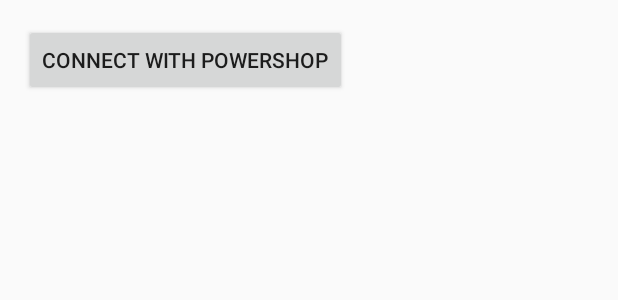
After one commit to flatline-sot/flatline-android, an Android app: the layout activity_powershop_sign_in.xml on its own in the app's theme, with its tools: preview values and no code run, on a phone screen of 412 x 824 dp. The commit adds this screen. Shown: the top 300 px of the screen. Run offline under Robolectric (Android 15) with nearby library versions, the phone set to English and light mode, and no system bars.

Commit message:
add working initial powershop OAuth API activity

```diff
--- /dev/null
+++ b/Flatline/app/src/main/res/layout/activity_powershop_sign_in.xml
@@ -0,0 +1,14 @@
+<LinearLayout xmlns:android="http://schemas.android.com/apk/res/android"
+    xmlns:tools="http://schemas.android.com/tools" android:layout_width="match_parent"
+    android:layout_height="match_parent" android:paddingLeft="@dimen/activity_horizontal_margin"
+    android:paddingRight="@dimen/activity_horizontal_margin"
+    android:paddingTop="@dimen/activity_vertical_margin"
+    android:paddingBottom="@dimen/activity_vertical_margin"
+    tools:context="nz.flatline.flatline.oauth.PowershopSignInActivity">
+
+    <Button
+        android:layout_width="wrap_content"
+        android:layout_height="wrap_content"
+        android:text="@string/connect_with_powershop"
+        android:id="@+id/connect_with_powershop"/>
+</LinearLayout>
--- a/Flatline/app/src/main/res/values/strings.xml
+++ b/Flatline/app/src/main/res/values/strings.xml
@@ -11,4 +11,6 @@
 
 <!-- TODO: Remove or change this placeholder text -->
     <string name="hello_blank_fragment">Hello blank fragment</string>
+    <string name="title_activity_powershop_sign_in">PowershopSignInActivity</string>
+    <string name="connect_with_powershop">Connect with Powershop</string>
 </resources>
```
Also changed, not shown: Flatline/app/src/main/java/nz/flatline/flatline/oauth/PowershopSignInActivity.java (added, +79 -0 lines), Flatline/app/src/main/res/menu/menu_powershop_sign_in.xml (added, +7 -0 lines).
